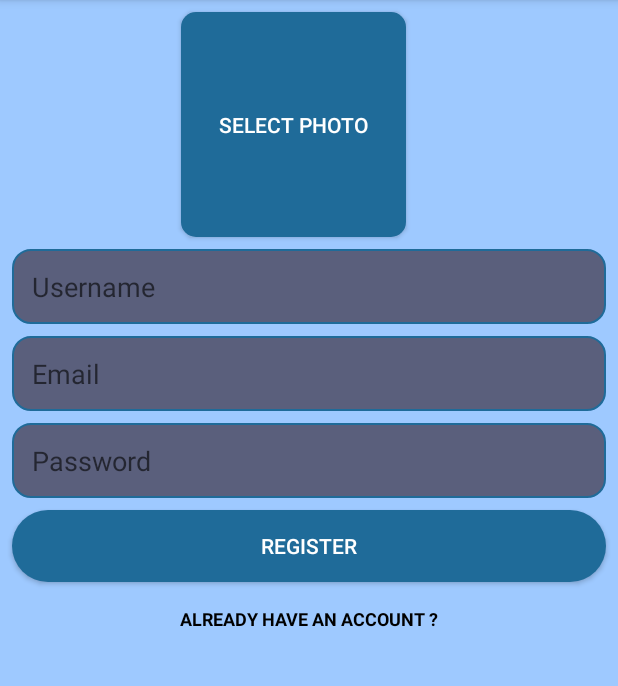
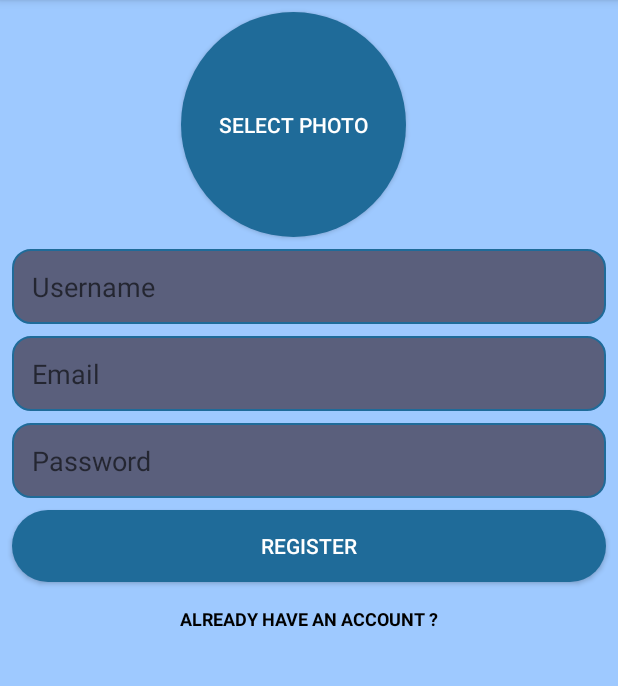
Before and after one commit to Elementonium/LesChat, an Android app: the screen it shows after launch (RegisterActivity), on a phone screen of 412 x 824 dp, the part 84-770 px from its top. Run offline under Robolectric (Android 15) with nearby library versions, the phone set to English and light mode, and no system bars; our stand-ins replace CircleImageView, Firebase (no records; nobody signed in at launch, a user with empty details on screens opened directly).

Commit message:
Minor UI continuity changes

```diff
--- a/app/src/main/res/drawable/selectphoto_button_register.xml
+++ b/app/src/main/res/drawable/selectphoto_button_register.xml
@@ -2,5 +2,5 @@
 <shape xmlns:android="http://schemas.android.com/apk/res/android">
 
     <solid android:color="#1F6B99"/>
-    <corners android:radius="10dp"/>
+    <corners android:radius="150dp"/>
 </shape>
```
